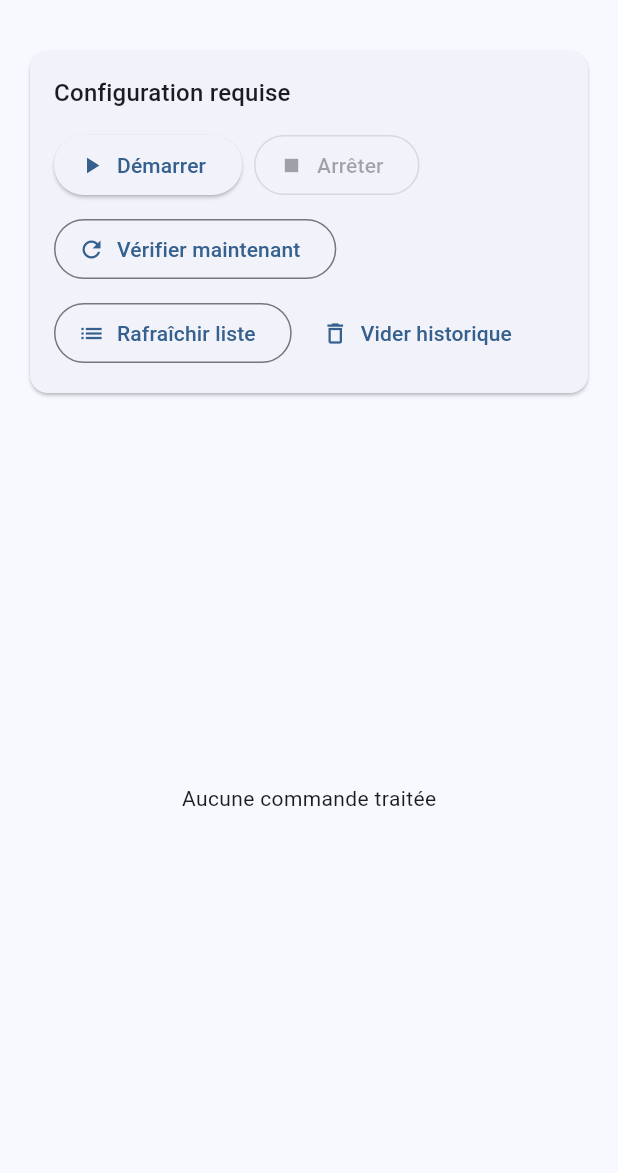
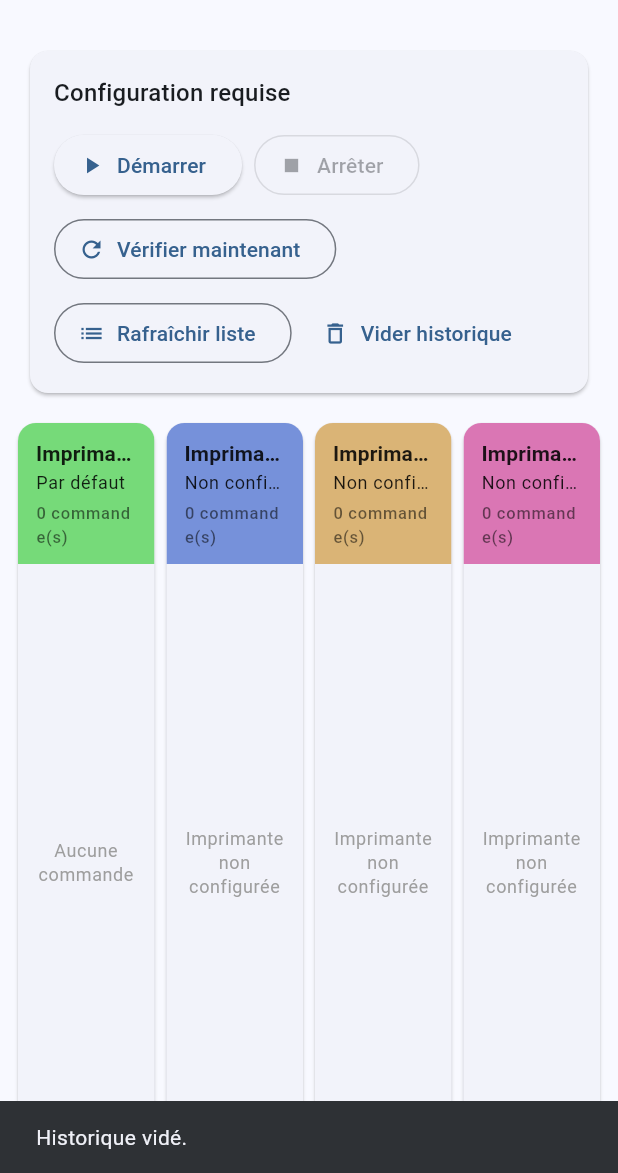
Before and after one commit to bertrandbabot/sumup_splitter, a Flutter app: the screen it shows after launch, after a tap on "Vider historique", on a phone screen of 412 x 824 dp, the part 63-1236 px from its top. Run offline on Flutter 3.47's test engine with Material 3 defaults, Android fonts, the phone set to English and light mode, and no system bars; our stand-ins replace shared_preferences, sqflite, wakelock_plus; missing offline and left inert: esc_pos_utils_plus, flutter_foreground_task; accounts and stored records are empty.

Commit message:
Split 4 colonnes

```diff
--- a/lib/models/local_order.dart
+++ b/lib/models/local_order.dart
@@ -11,6 +11,7 @@ class LocalOrder {
   final String currency;
   final List<SumupReceiptItem> items;
   final String user;
+  final int printerIndex;
 
   const LocalOrder({
     required this.id,
@@ -23,6 +24,7 @@ class LocalOrder {
     required this.currency,
     required this.items,
     required this.user,
+    this.printerIndex = 0,
   });
 
   bool get isPrinted => status == 'printed';
--- a/lib/pages/home_page.dart
+++ b/lib/pages/home_page.dart
@@ -7,7 +7,7 @@ import '../services/local_order_database.dart';
 import '../services/printer_service.dart';
 import '../services/settings_service.dart';
 import '../services/watcher_service.dart';
-import '../widgets/order_card.dart';
+import '../widgets/printer_orders_column.dart';
 import 'settings_page.dart';
 
 class HomePage extends StatefulWidget {
@@ -190,7 +190,11 @@ class _HomePageState extends State<HomePage> {
     }
 
     try {
-      final target = currentSettings.printerForUser(order.user);
+      final printerIndex = order.printerIndex.clamp(
+        0,
+        AppSettings.maxPrinters - 1,
+      );
+      final target = currentSettings.printers[printerIndex];
       await PrinterService(
         ip: target.ip,
         port: target.port,
@@ -231,9 +235,45 @@ class _HomePageState extends State<HomePage> {
   }
 
   Future<void> _clearHistory() async {
-    await db.deleteAll();
+    final currentSettings = settings;
+
+    try {
+      if (currentSettings != null && currentSettings.isConfigured) {
+        await watcher.resetHistory(currentSettings);
+      } else {
+        await db.deleteAll();
+      }
+
+      if (mounted) {
+        ScaffoldMessenger.of(context).showSnackBar(
+          SnackBar(
+            content: Text(
+              currentSettings != null && currentSettings.isConfigured
+                  ? 'Historique vidé. Les ${WatcherService.historyLimit} dernières transactions ne seront pas réimprimées.'
+                  : 'Historique vidé.',
+            ),
+          ),
+        );
+      }
+    } catch (e) {
+      if (mounted) {
+        ScaffoldMessenger.of(context).showSnackBar(
+          SnackBar(
+            content: Text(
+              'Erreur lors du vidage de l\'historique: $e',
+            ),
+          ),
+        );
+      }
+    }
 
     await _loadOrders();
+  }
+
+  List<LocalOrder> _ordersForPrinter(int printerIndex) {
+    return orders
+        .where((o) => o.isPrinted && o.printerIndex == printerIndex)
+        .toList();
   }
 
   @override
@@ -246,7 +286,7 @@ class _HomePageState extends State<HomePage> {
       );
     }
 
-    final printedOrders = orders.where((o) => o.isPrinted).toList();
+    final currentSettings = settings!;
 
     return Scaffold(
       appBar: AppBar(
@@ -331,30 +371,23 @@ class _HomePageState extends State<HomePage> {
             ),
           ),
           Expanded(
-            child: printedOrders.isEmpty
-                ? const Center(
-                    child: Text(
-                      'Aucune commande traitée',
+            child: Padding(
+              padding: const EdgeInsets.fromLTRB(8, 0, 8, 8),
+              child: Row(
+                crossAxisAlignment: CrossAxisAlignment.stretch,
+                children: [
+                  for (var i = 0; i < AppSettings.maxPrinters; i++)
+                    Expanded(
+                      child: PrinterOrdersColumn(
+                        printerIndex: i,
+                        printer: currentSettings.printers[i],
+                        orders: _ordersForPrinter(i),
+                        onReprint: _reprint,
+                      ),
                     ),
-                  )
-                : ListView.builder(
-                    padding: const EdgeInsets.all(16),
-                    itemCount: printedOrders.length,
-                    itemBuilder: (context, index) {
-                      final order = printedOrders[index];
-                      final printer =
-                          settings!.printerForUser(order.user);
-                      final printerIndex =
-                          settings!.printers.indexOf(printer);
-
-                      return OrderCard(
-                        order: order,
-                        label: printer.label,
-                        tileColor: OrderCard.colorForPrinterIndex(printerIndex),
-                        onReprint: () => _reprint(order),
-                      );
-                    },
-                  ),
+                ],
+              ),
+            ),
           ),
         ],
       ),
--- a/lib/services/local_order_database.dart
+++ b/lib/services/local_order_database.dart
@@ -15,7 +15,7 @@ class LocalOrderDatabase {
 
     _db = await openDatabase(
       path,
-      version: 2,
+      version: 3,
       onCreate: (db, version) async {
         await db.execute('''
           CREATE TABLE orders (
@@ -28,7 +28,8 @@ class LocalOrderDatabase {
             amount REAL NOT NULL,
             currency TEXT NOT NULL,
             items_json TEXT NOT NULL,
-            user TEXT NOT NULL
+            user TEXT NOT NULL,
+            printer_index INTEGER NOT NULL DEFAULT 0
           )
         ''');
       },
@@ -40,6 +41,10 @@ class LocalOrderDatabase {
               "ALTER TABLE orders ADD COLUMN payment_type TEXT NOT NULL DEFAULT ''");
           await _safeAlter(db,
               "ALTER TABLE orders ADD COLUMN user TEXT NOT NULL DEFAULT ''");
+        }
+        if (oldVersion < 3) {
+          await _safeAlter(db,
+              'ALTER TABLE orders ADD COLUMN printer_index INTEGER NOT NULL DEFAULT 0');
         }
       },
     );
@@ -70,6 +75,7 @@ class LocalOrderDatabase {
         'currency': order.currency,
         'items_json': jsonEncode(order.items.map((e) => e.toJson()).toList()),
         'user': order.user,
+        'printer_index': order.printerIndex,
       },
       conflictAlgorithm: ConflictAlgorithm.replace,
     );
@@ -108,6 +114,7 @@ class LocalOrderDatabase {
             .whereType<Map<String, dynamic>>()
             .map(SumupReceiptItem.fromJson)
             .toList(),
-        user: row['user']?.toString() ?? '');
+        user: row['user']?.toString() ?? '',
+        printerIndex: row['printer_index'] as int? ?? 0);
   }
 }
--- /dev/null
+++ b/lib/widgets/printer_orders_column.dart
@@ -0,0 +1,123 @@
+import 'package:flutter/material.dart';
+
+import '../models/local_order.dart';
+import '../models/printer_config.dart';
+import 'order_card.dart';
+
+class PrinterOrdersColumn extends StatelessWidget {
+  final int printerIndex;
+  final PrinterConfig printer;
+  final List<LocalOrder> orders;
+  final void Function(LocalOrder order) onReprint;
+
+  const PrinterOrdersColumn({
+    super.key,
+    required this.printerIndex,
+    required this.printer,
+    required this.orders,
+    required this.onReprint,
+  });
+
+  String get _headerTitle {
+    if (printer.label.trim().isNotEmpty) {
+      return printer.label.trim();
+    }
+    return 'Imprimante ${printerIndex + 1}';
+  }
+
+  String get _headerSubtitle {
+    if (!printer.isConfigured) {
+      return 'Non configurée';
+    }
+    if (printer.user.trim().isNotEmpty) {
+      return printer.user.trim();
+    }
+    if (printerIndex == 0) {
+      return 'Par défaut';
+    }
+    return printer.ip;
+  }
+
+  @override
+  Widget build(BuildContext context) {
+    final color = OrderCard.colorForPrinterIndex(printerIndex);
+
+    return Card(
+      margin: const EdgeInsets.symmetric(horizontal: 4),
+      clipBehavior: Clip.antiAlias,
+      child: Column(
+        crossAxisAlignment: CrossAxisAlignment.stretch,
+        children: [
+          Container(
+            color: color,
+            padding: const EdgeInsets.symmetric(horizontal: 12, vertical: 10),
+            child: Column(
+              crossAxisAlignment: CrossAxisAlignment.start,
+              children: [
+                Text(
+                  _headerTitle,
+                  style: Theme.of(context).textTheme.titleSmall?.copyWith(
+                        fontWeight: FontWeight.bold,
+                        color: Colors.black87,
+                      ),
+                  maxLines: 1,
+                  overflow: TextOverflow.ellipsis,
+                ),
+                const SizedBox(height: 2),
+                Text(
+                  _headerSubtitle,
+                  style: Theme.of(context).textTheme.bodySmall?.copyWith(
+                        color: Colors.black87,
+                      ),
+                  maxLines: 1,
+                  overflow: TextOverflow.ellipsis,
+                ),
+                const SizedBox(height: 4),
+                Text(
+                  '${orders.length} commande(s)',
+                  style: Theme.of(context).textTheme.labelSmall?.copyWith(
+                        color: Colors.black54,
+                      ),
+                ),
+              ],
+            ),
+          ),
+          Expanded(
+            child: orders.isEmpty
+                ? Center(
+                    child: Padding(
+                      padding: const EdgeInsets.all(12),
+                      child: Text(
+                        printer.isConfigured
+                            ? 'Aucune commande'
+                            : 'Imprimante non configurée',
+                        textAlign: TextAlign.center,
+                        style: Theme.of(context).textTheme.bodySmall?.copyWith(
+                              color: Colors.grey,
+                            ),
+                      ),
+                    ),
+                  )
+                : ListView.builder(
+                    padding: const EdgeInsets.all(8),
+                    itemCount: orders.length,
+                    itemBuilder: (context, index) {
+                      final order = orders[index];
+                      return Padding(
+                        padding: const EdgeInsets.only(bottom: 8),
+                        child: OrderCard(
+                          order: order,
+                          label: printer.label,
+                          tileColor: color.withValues(alpha: 0.35),
+                          compact: true,
+                          onReprint: () => onReprint(order),
+                        ),
+                      );
+                    },
+                  ),
+          ),
+        ],
+      ),
+    );
+  }
+}
```
Also changed, not shown: lib/services/settings_service.dart (+8 -5 lines), lib/services/watcher_service.dart (+79 -5 lines), lib/widgets/order_card.dart (+25 -4 lines).
